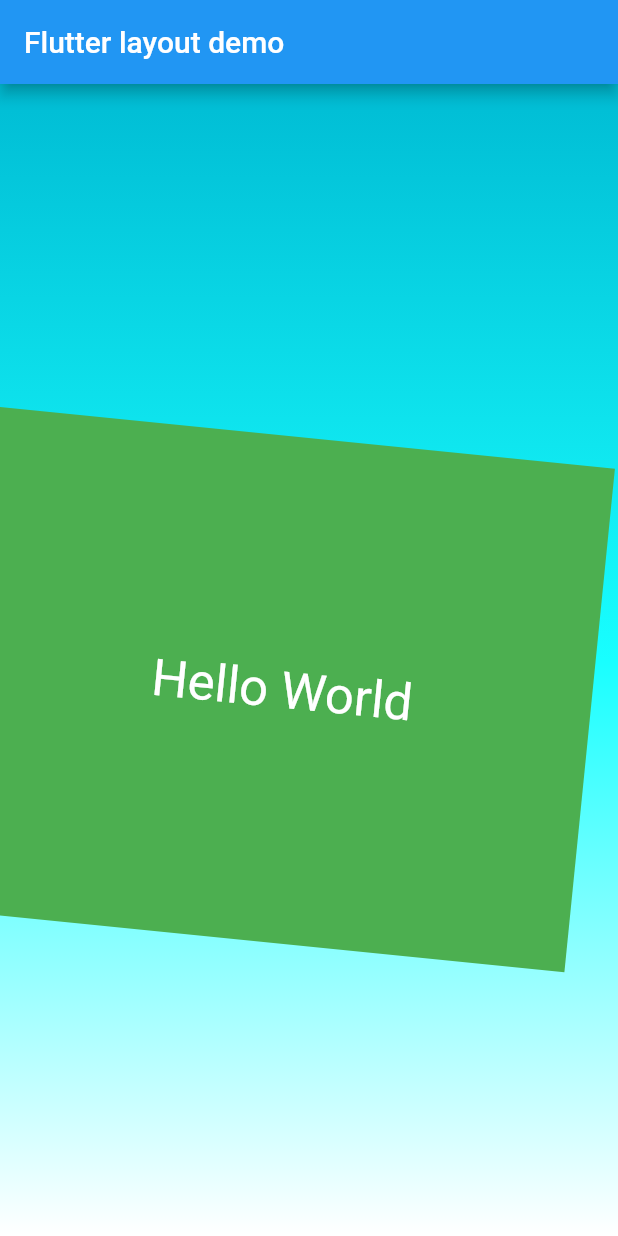
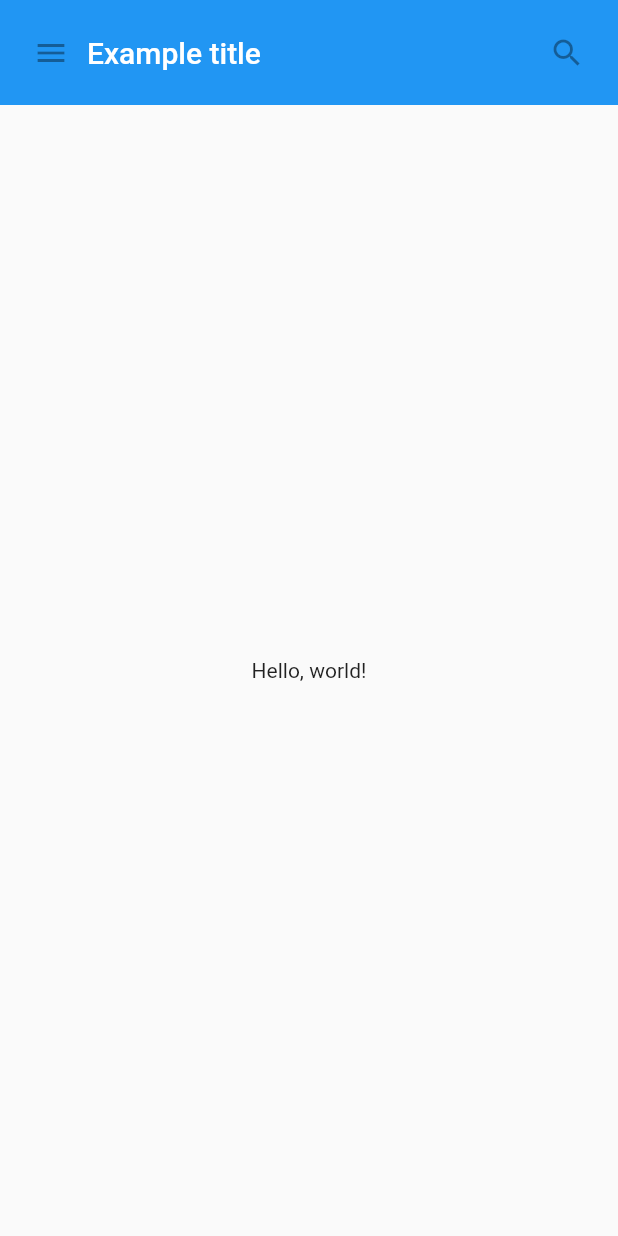
Before and after one commit to Naruse-Kazuki/my_app, a Flutter app: the screen it shows after launch, on a phone screen of 412 x 824 dp. Run offline on Flutter 3.47's test engine with Material 2 defaults, Android fonts, the phone set to English and light mode, and no system bars.

Commit message:
basicWidgets

```diff
--- a/lib/main.dart
+++ b/lib/main.dart
@@ -1,63 +1,153 @@
 import 'package:flutter/material.dart';
 
-void main() => runApp(MyApp());
+class MyAppBar extends StatelessWidget {
+  MyAppBar({this.title});
 
-class MyApp extends StatelessWidget {
-  // This widget is the root of your application.
+  // Fields in a Widget subclass are always marked "final".
+
+  final Widget title;
+
   @override
   Widget build(BuildContext context) {
-    return MaterialApp(
-      title: 'Flutter layout demo',
-      home: Scaffold(
-        appBar: AppBar(
-          title: Text('Flutter layout demo'),
-        ),
-        body: Center(
-          child: Container(
-            alignment: Alignment.center,
-            decoration: BoxDecoration(
-              gradient: LinearGradient(
-                begin: Alignment.topCenter,
-                end: Alignment.bottomCenter,
-                colors: <Color>[
-                  Colors.cyan,
-                  Colors.cyanAccent,
-                  Colors.white
-                ],
-              ),
-            ),
-            child: Container(
-              constraints: BoxConstraints.expand(
-                height: Theme.of(context).textTheme.display1.fontSize * 1.1 + 300.0,
-              ),
-              padding: const EdgeInsets.all(8.0),
-              color: Colors.green,
-              alignment: Alignment.center,
-              child: Text("Hello World", style: Theme.of(context)
-                .textTheme
-                  .display1
-                  .copyWith(color: Colors.white)),
-              transform: Matrix4.rotationZ(0.1),
-            ),
+    return Container(
+      height: 70.0, // in logical pixels
+      padding: const EdgeInsets.symmetric(horizontal: 10.0),
+      decoration: BoxDecoration(color: Colors.blue[500]),
+      // Row is a horizontal, linear layout.
+      child: Row(
+        // <Widget> is the type of items in the list.
+        children: <Widget>[
+          IconButton(
+            icon: Icon(Icons.menu),
+            tooltip: 'Navigation menu',
+            onPressed: null, // null disables the button
           ),
-//          Column(
-//            mainAxisAlignment: MainAxisAlignment.spaceEvenly,
-//            children:[
-//              Image.asset('images/a_dot_burr.jpeg'),
-//              Image.asset('images/a_dot_ham.jpeg'),
-//            ],
-//          );
-        ),
-        // This is the theme of your application.
-        //
-        // Try running your application with "flutter run". You'll see the
-        // application has a blue toolbar. Then, without quitting the app, try
-        // changing the primarySwatch below to Colors.green and then invoke
-        // "hot reload" (press "r" in the console where you ran "flutter run",
-        // or simply save your changes to "hot reload" in a Flutter IDE).
-        // Notice that the counter didn't reset back to zero; the application
-        // is not restarted.
+          // Expanded expands its child to fill the available space.
+          Expanded(
+            child: title,
+          ),
+          IconButton(
+            icon: Icon(Icons.search),
+            tooltip: 'Search',
+            onPressed: null,
+          ),
+        ],
       ),
     );
   }
 }
+
+class MyScaffold extends StatelessWidget {
+  @override
+  Widget build(BuildContext context) {
+    // Material is a conceptual piece of paper on which the UI appears.
+    return Material(
+      // Column is a vertical, linear layout.
+      child: Column(
+        children: <Widget>[
+          MyAppBar(
+            title: Text(
+              'Example title',
+              style: Theme.of(context).primaryTextTheme.title,
+            ),
+          ),
+          Expanded(
+            child: Center(
+              child: Text('Hello, world!'),
+            ),
+          ),
+        ],
+      ),
+    );
+  }
+}
+
+void main() {
+  runApp(MaterialApp(
+    title: 'My app', // used by the OS task switcher
+    home: MyScaffold(),
+  ));
+}
+
+
+
+
+
+
+
+
+
+
+
+
+
+
+
+
+
+
+
+//import 'package:flutter/material.dart';
+//
+//void main() => runApp(MyApp());
+//
+//class MyApp extends StatelessWidget {
+//  // This widget is the root of your application.
+//  @override
+//  Widget build(BuildContext context) {
+//    return MaterialApp(
+//      title: 'Flutter layout demo',
+//      home: Scaffold(
+//        appBar: AppBar(
+//          title: Text('Flutter layout demo'),
+//        ),
+//        body: Center(
+//          child: Container(
+//            alignment: Alignment.center,
+//            decoration: BoxDecoration(
+//              gradient: LinearGradient(
+//                begin: Alignment.topCenter,
+//                end: Alignment.bottomCenter,
+//                colors: <Color>[
+//                  Colors.cyan,
+//                  Colors.cyanAccent,
+//                  Colors.white
+//                ],
+//              ),
+//            ),
+//            child: Container(
+//              constraints: BoxConstraints.expand(
+//                height: Theme.of(context).textTheme.display1.fontSize * 1.1 + 300.0,
+//              ),
+//              padding: const EdgeInsets.all(8.0),
+//              color: Colors.green,
+//              alignment: Alignment.center,
+//              child: Text("Hello World", style: Theme.of(context)
+//                .textTheme
+//                  .display1
+//                  .copyWith(color: Colors.white)),
+//              transform: Matrix4.rotationZ(0.1),
+//            ),
+//          ),
+////          Column(
+////            mainAxisAlignment: MainAxisAlignment.spaceEvenly,
+////            children:[
+////              Image.asset('images/a_dot_burr.jpeg'),
+////              Image.asset('images/a_dot_ham.jpeg'),
+////            ],
+////          );
+//        ),
+//        // This is the theme of your application.
+//        //
+//        // Try running your application with "flutter run". You'll see the
+//        // application has a blue toolbar. Then, without quitting the app, try
+//        // changing the primarySwatch below to Colors.green and then invoke
+//        // "hot reload" (press "r" in the console where you ran "flutter run",
+//        // or simply save your changes to "hot reload" in a Flutter IDE).
+//        // Notice that the counter didn't reset back to zero; the application
+//        // is not restarted.
+//      ),
+//    );
+//  }
+//}
+//
```
